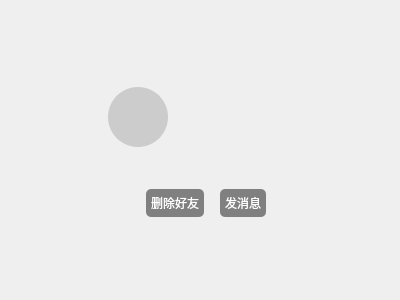
Before: the Qt Designer form AllChatClient/View/UserDetailView.ui in siju-m/AllChat, drawn with Qt 5.
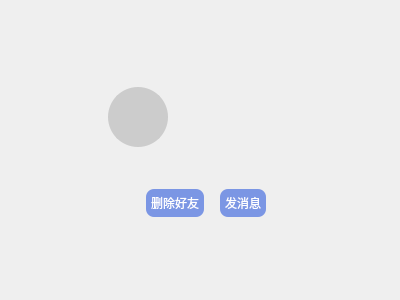
After: the same form once the commit is applied. Custom widgets are drawn as their Qt base class.

Commit message: 修复自定义鼠标拖动事件下不跟手的问题 优化界面

Diff of the .ui file:
```diff
--- a/AllChatClient/View/UserDetailView.ui
+++ b/AllChatClient/View/UserDetailView.ui
@@ -13,6 +13,40 @@
   <property name="windowTitle">
    <string>Form</string>
   </property>
+  <property name="styleSheet">
+   <string notr="true">/**正常情况下样式**/
+QPushButton{
+	font: 10pt &quot;微软雅黑&quot;;
+    color: white;
+    background-color: rgb(123, 150, 228);
+	color: rgb(255, 255, 255);
+    border-radius: 8px;
+    border-style: none;
+    border-width: 1px;
+    padding: 5px;
+}
+
+/**鼠标停留在按钮上的样式**/
+QPushButton::hover{	
+    color: #FFFFFF;
+    background-color: #718093;
+    border-color: #2f3640;
+}
+
+/**鼠标按压下去的样式**/
+QPushButton::pressed,QPushButton::checked{
+    color: #FFFFFF;
+    background-color: qlineargradient(spread:pad, x1:0, y1:0, x2:0, y2:1, stop:0 #273c75, stop:1 #487eb0);
+}
+
+/**按钮失能情况下样式**/
+QPushButton::disabled{
+    color: #FFFFFF;
+    background-color: #dcdde1;
+    border-color: #dcdde1;
+}
+</string>
+  </property>
   <layout class="QVBoxLayout" name="verticalLayout">
    <item>
     <spacer name="verticalSpacer_2">
@@ -186,38 +220,7 @@
          </size>
         </property>
         <property name="styleSheet">
-         <string notr="true">/**正常情况下样式**/
-QPushButton{
-	font: 10pt &quot;微软雅黑&quot;;
-    color: white;
-    background-color: gray;
-    border-color: #2f3640;
-    border-radius: 5px;
-    border-style: none;
-    border-width: 1px;
-    padding: 5px;
-}
-
-/**鼠标停留在按钮上的样式**/
-QPushButton::hover{	
-    color: #FFFFFF;
-    background-color: #718093;
-    border-color: #2f3640;
-}
-
-/**鼠标按压下去的样式**/
-QPushButton::pressed,QPushButton::checked{
-    color: #FFFFFF;
-    background-color: qlineargradient(spread:pad, x1:0, y1:0, x2:0, y2:1, stop:0 #273c75, stop:1 #487eb0);
-}
-
-/**按钮失能情况下样式**/
-QPushButton::disabled{
-    color: #FFFFFF;
-    background-color: #dcdde1;
-    border-color: #dcdde1;
-}
-</string>
+         <string notr="true"/>
         </property>
         <property name="text">
          <string>删除好友</string>
@@ -249,38 +252,7 @@
          </size>
         </property>
         <property name="styleSheet">
-         <string notr="true">/**正常情况下样式**/
-QPushButton{
-	font: 10pt &quot;微软雅黑&quot;;
-    color: white;
-    background-color: gray;
-    border-color: #2f3640;
-    border-radius: 5px;
-    border-style: none;
-    border-width: 1px;
-    padding: 5px;
-}
-
-/**鼠标停留在按钮上的样式**/
-QPushButton::hover{	
-    color: #FFFFFF;
-    background-color: #718093;
-    border-color: #2f3640;
-}
-
-/**鼠标按压下去的样式**/
-QPushButton::pressed,QPushButton::checked{
-    color: #FFFFFF;
-    background-color: qlineargradient(spread:pad, x1:0, y1:0, x2:0, y2:1, stop:0 #273c75, stop:1 #487eb0);
-}
-
-/**按钮失能情况下样式**/
-QPushButton::disabled{
-    color: #FFFFFF;
-    background-color: #dcdde1;
-    border-color: #dcdde1;
-}
-</string>
+         <string notr="true"/>
         </property>
         <property name="text">
          <string>发消息</string>
```
The commit also changes 42 other files.
